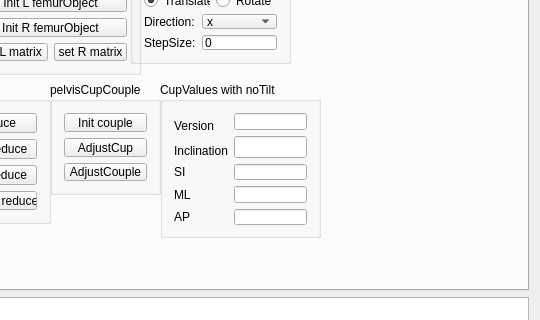
First picture: the form in Plugins/org.mitk.lancet.hipplanning/src/internal/THAPlanningControls.ui, repository zhaomengxiao/LancetMITK-Adition, before the edit; both pictures show x 323 to 863 and y 85 to 405 of the 863 by 757 pixel window.
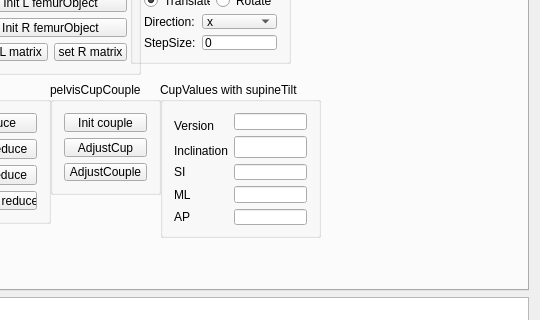
Second picture: the form after the edit.

```diff
--- a/Plugins/org.mitk.lancet.hipplanning/src/internal/THAPlanningControls.ui
+++ b/Plugins/org.mitk.lancet.hipplanning/src/internal/THAPlanningControls.ui
@@ -539,7 +539,7 @@
         </rect>
        </property>
        <property name="title">
-        <string>CupValues with noTilt</string>
+        <string>CupValues with supineTilt</string>
        </property>
        <layout class="QGridLayout" name="gridLayout_10">
         <item row="0" column="0" rowspan="2">
```
